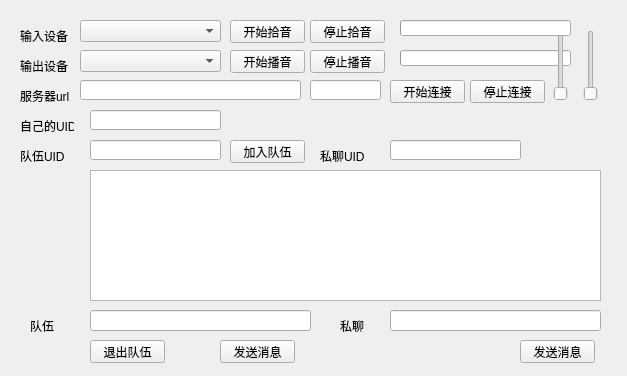
Old version of the form Genshin_TianLi_TeamVoice/Genshin_TianLi_TeamVoice.ui in the repository WeiXiTianLi/Genshin_TianLi_TeamVoice.
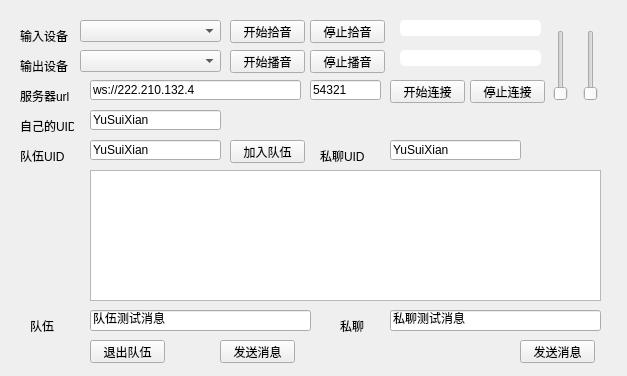
New version of the form.

Commit message:
chore(UI): UI完善
给UI组件设置默认参数，url、port和uid

What changed in the file:
```diff
--- a/Genshin_TianLi_TeamVoice/Genshin_TianLi_TeamVoice.ui
+++ b/Genshin_TianLi_TeamVoice/Genshin_TianLi_TeamVoice.ui
@@ -39,12 +39,31 @@
      <rect>
       <x>400</x>
       <y>50</y>
-      <width>171</width>
+      <width>141</width>
       <height>16</height>
      </rect>
     </property>
     <property name="styleSheet">
-     <string notr="true">color:rgba(255, 255, 255, 0);</string>
+     <string notr="true">
+QProgressBar {
+   border: 0px solid grey;
+   border-radius: 5px;
+   background-color: #FFFFFF;
+color:rgba(255, 255, 255, 0);
+}
+ 
+QProgressBar::chunk {
+border: 1px solid #FFFFFF;
+   border-radius: 3px;
+   background-color: #05B8CC;
+   width: 6px;
+}
+
+QProgressBar {
+   border: 0px solid grey;
+   border-radius: 5px;
+   text-align: center;
+}</string>
     </property>
     <property name="value">
      <number>0</number>
@@ -79,12 +98,15 @@
    <widget class="QLineEdit" name="lineEdit_ip">
     <property name="geometry">
      <rect>
-      <x>80</x>
+      <x>90</x>
       <y>80</y>
-      <width>221</width>
+      <width>211</width>
       <height>20</height>
      </rect>
     </property>
+    <property name="text">
+     <string>ws://222.210.132.4</string>
+    </property>
    </widget>
    <widget class="QPushButton" name="pushButton_setOutput">
     <property name="geometry">
@@ -130,12 +152,31 @@
      <rect>
       <x>400</x>
       <y>20</y>
-      <width>171</width>
+      <width>141</width>
       <height>16</height>
      </rect>
     </property>
     <property name="styleSheet">
-     <string notr="true">color:rgba(255, 255, 255, 0);</string>
+     <string notr="true">
+QProgressBar {
+   border: 0px solid grey;
+   border-radius: 5px;
+   background-color: #FFFFFF;
+color:rgba(255, 255, 255, 0);
+}
+ 
+QProgressBar::chunk {
+border: 1px solid #FFFFFF;
+   border-radius: 3px;
+   background-color: #05B8CC;
+   width: 6px;
+}
+
+QProgressBar {
+   border: 0px solid grey;
+   border-radius: 5px;
+   text-align: center;
+}</string>
     </property>
     <property name="value">
      <number>0</number>
@@ -163,6 +204,9 @@
       <height>20</height>
      </rect>
     </property>
+    <property name="text">
+     <string>YuSuiXian</string>
+    </property>
    </widget>
    <widget class="QLabel" name="label">
     <property name="geometry">
@@ -251,6 +295,9 @@
       <height>20</height>
      </rect>
     </property>
+    <property name="text">
+     <string>54321</string>
+    </property>
    </widget>
    <widget class="QLabel" name="label_5">
     <property name="geometry">
@@ -274,6 +321,9 @@
       <height>20</height>
      </rect>
     </property>
+    <property name="text">
+     <string>YuSuiXian</string>
+    </property>
    </widget>
    <widget class="QLineEdit" name="lineEdit">
     <property name="geometry">
@@ -284,6 +334,9 @@
       <height>21</height>
      </rect>
     </property>
+    <property name="text">
+     <string>队伍测试消息</string>
+    </property>
    </widget>
    <widget class="QPushButton" name="pushButton_sendGroupMge">
     <property name="geometry">
@@ -320,6 +373,9 @@
       <height>21</height>
      </rect>
     </property>
+    <property name="text">
+     <string>私聊测试消息</string>
+    </property>
    </widget>
    <widget class="QLineEdit" name="lineEdit_toUID">
     <property name="geometry">
@@ -330,6 +386,9 @@
       <height>20</height>
      </rect>
     </property>
+    <property name="text">
+     <string>YuSuiXian</string>
+    </property>
    </widget>
    <widget class="QLabel" name="label_6">
     <property name="geometry">
```
